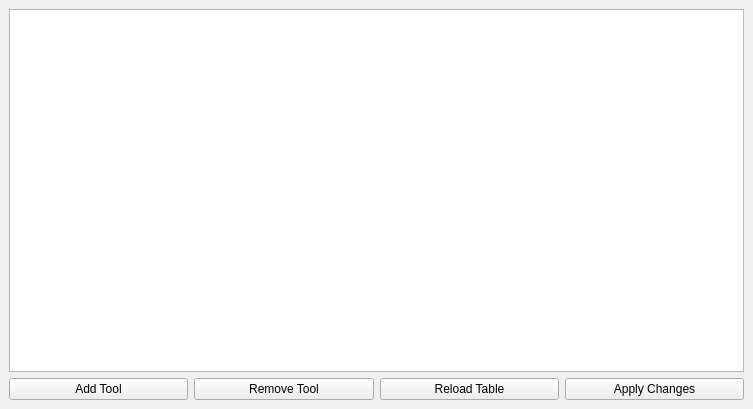
Above: examples/tool-table.ui from kcjengr/qtpyvcp before the change. Below: the same form after it.
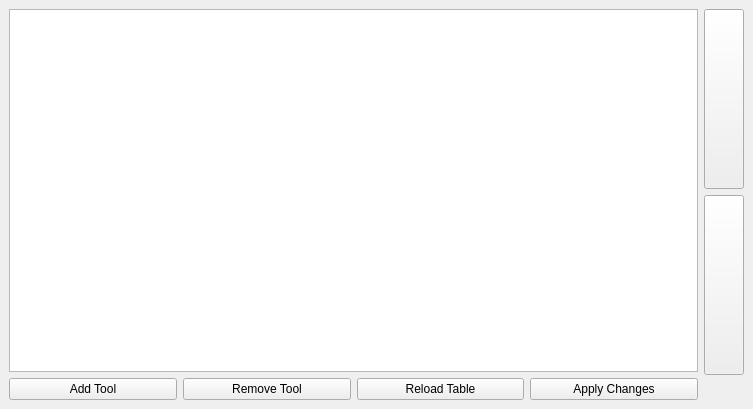
That is the form after the change. Icons and pictures are not drawn. Custom widgets are drawn as their Qt base class.

Commit message: ENH: ToolTable widget - add previous and next tool navigation slots

Patch:
```diff
--- a/examples/tool-table.ui
+++ b/examples/tool-table.ui
@@ -14,6 +14,8 @@
    <string>Form</string>
   </property>
   <widget class="QWidget" name="centralwidget">
+   <layout class="QHBoxLayout" name="horizontalLayout_2">
+    <item>
    <layout class="QVBoxLayout" name="verticalLayout">
     <item>
      <widget class="ToolTable" name="tooltable"/>
@@ -51,21 +53,77 @@
      </layout>
     </item>
    </layout>
+    </item>
+    <item>
+     <layout class="QVBoxLayout" name="verticalLayout_2">
+      <item>
+       <widget class="QPushButton" name="pushButton_6">
+        <property name="sizePolicy">
+         <sizepolicy hsizetype="Fixed" vsizetype="Expanding">
+          <horstretch>0</horstretch>
+          <verstretch>0</verstretch>
+         </sizepolicy>
+        </property>
+        <property name="text">
+         <string/>
+        </property>
+        <property name="icon">
+         <iconset theme="up">
+          <normaloff>.</normaloff>.</iconset>
+        </property>
+       </widget>
+      </item>
+      <item>
+       <widget class="QPushButton" name="pushButton_5">
+        <property name="sizePolicy">
+         <sizepolicy hsizetype="Fixed" vsizetype="Expanding">
+          <horstretch>0</horstretch>
+          <verstretch>0</verstretch>
+         </sizepolicy>
+        </property>
+        <property name="text">
+         <string/>
+        </property>
+        <property name="icon">
+         <iconset theme="down">
+          <normaloff>.</normaloff>.</iconset>
+        </property>
+       </widget>
+      </item>
+      <item>
+       <spacer name="verticalSpacer">
+        <property name="orientation">
+         <enum>Qt::Vertical</enum>
+        </property>
+        <property name="sizeType">
+         <enum>QSizePolicy::Fixed</enum>
+        </property>
+        <property name="sizeHint" stdset="0">
+         <size>
+          <width>20</width>
+          <height>25</height>
+         </size>
+        </property>
+       </spacer>
+      </item>
+     </layout>
+    </item>
+   </layout>
   </widget>
  </widget>
  <layoutdefault spacing="6" margin="9"/>
  <customwidgets>
+  <customwidget>
+   <class>ToolTable</class>
+   <extends>QTableView</extends>
+   <header>qtpyvcp.widgets.input_widgets.tool_table</header>
+  </customwidget>
   <customwidget>
    <class>VCPMainWindow</class>
    <extends>QMainWindow</extends>
    <header>qtpyvcp.widgets.form_widgets.main_window</header>
    <container>1</container>
   </customwidget>
-  <customwidget>
-   <class>ToolTable</class>
-   <extends>QTableView</extends>
-   <header>qtpyvcp.widgets.input_widgets.tool_table</header>
-  </customwidget>
  </customwidgets>
  <resources/>
  <connections>
```
Left out of the diff: 32 changed lines with no effect on the pictures. Lines whose indentation alone changed are shown as unchanged. The commit also changes 1 other file.
